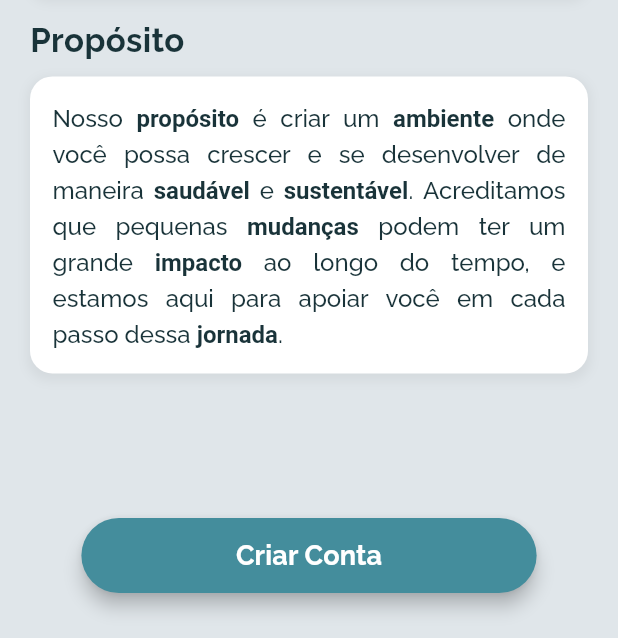
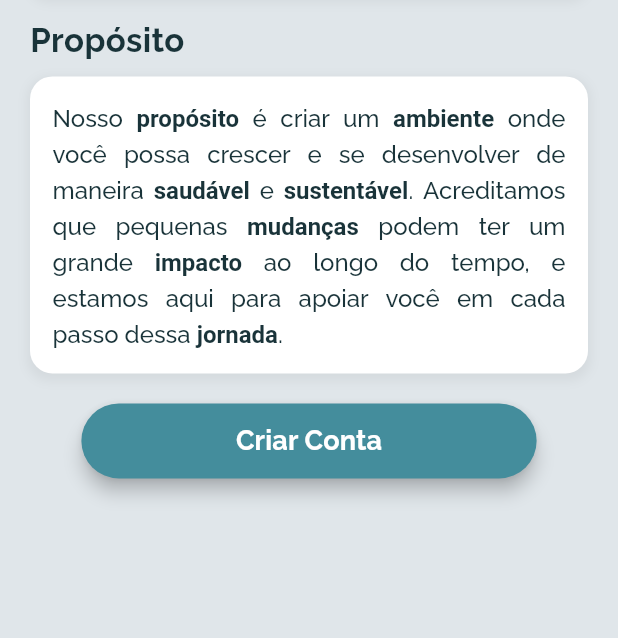
Before and after one commit to YBraga35/aplicativo-bem-estar, a Flutter app: the Sobre screen opened by its route, on a phone screen of 412 x 824 dp, the part 598-1236 px from its top. Run offline on Flutter 3.47's test engine with Material 3 defaults, Android fonts, the phone set to English and light mode, and no system bars; our stand-ins replace firebase_auth, firebase_core, flutter_masked_text2, logger; missing offline and left inert: flutter_carousel_slider; accounts and stored records are empty; generated files the repository leaves out were written again.

Commit message:
EP - correção do overflow na tela 'sobre'

```diff
--- a/lib/views/start/sobre.dart
+++ b/lib/views/start/sobre.dart
@@ -11,7 +11,8 @@ class Sobre extends StatelessWidget {
 
     return Scaffold(
       backgroundColor: Color(0xFFE0E6EA),
-      body: Padding(
+      body: SingleChildScrollView(
+        child: Padding(
           padding: EdgeInsets.symmetric(horizontal: 20.0, vertical: 20.0),
           child: Column(
             // Center the content vertically
@@ -43,7 +44,7 @@ class Sobre extends StatelessWidget {
               _buildSectionContent(
                 'Nosso propósito é criar um ambiente onde você possa crescer e se desenvolver de maneira saudável e sustentável. Acreditamos que pequenas mudanças podem ter um grande impacto ao longo do tempo, e estamos aqui para apoiar você em cada passo dessa jornada.',
               ),
-            Spacer(),
+              SizedBox(height: 20,),
               // Botão Criar Conta
               ElevatedButton(
                 onPressed: () {
@@ -72,6 +73,7 @@ class Sobre extends StatelessWidget {
               ),
               SizedBox(height: 10),
             ],
+          ),
         ),
       ),
     );
```
Also changed, not shown: 3 other files. Lines whose indentation alone changed are shown as unchanged.
